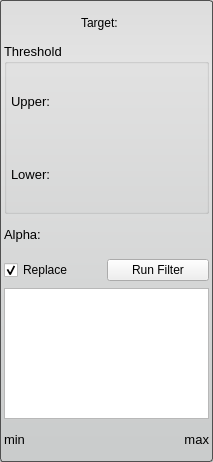
Old version of the form src/Interface/ToolInterface/HistogramEqualizationFilterInterface.ui in the repository SCIInstitute/Seg3D.
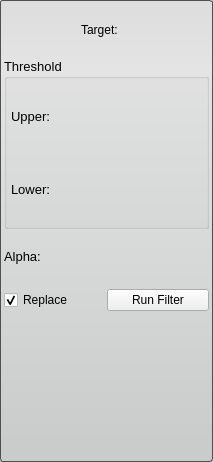
New version of the form.

Commit message: Seg3D.. now with working histograms!

Patch:
```diff
--- a/src/Interface/ToolInterface/HistogramEqualizationFilterInterface.ui
+++ b/src/Interface/ToolInterface/HistogramEqualizationFilterInterface.ui
@@ -25,7 +25,7 @@
   <property name="maximumSize">
    <size>
     <width>16777215</width>
-    <height>462</height>
+    <height>16777215</height>
    </size>
   </property>
   <property name="windowTitle">
@@ -243,60 +243,23 @@
     </widget>
    </item>
    <item>
-    <widget class="QGraphicsView" name="histogramView">
-     <property name="sizePolicy">
-      <sizepolicy hsizetype="Ignored" vsizetype="Fixed">
-       <horstretch>0</horstretch>
-       <verstretch>0</verstretch>
-      </sizepolicy>
-     </property>
+    <widget class="QWidget" name="widget" native="true">
      <property name="minimumSize">
       <size>
-       <width>0</width>
-       <height>131</height>
+       <width>205</width>
+       <height>140</height>
       </size>
      </property>
-     <property name="maximumSize">
-      <size>
-       <width>16777215</width>
-       <height>131</height>
-      </size>
-     </property>
+     <layout class="QHBoxLayout" name="histogramHLayout">
+      <property name="spacing">
+       <number>0</number>
+      </property>
+      <property name="margin">
+       <number>1</number>
+      </property>
+     </layout>
     </widget>
    </item>
-   <item>
-    <layout class="QHBoxLayout" name="minMaxHLayout">
-     <item>
-      <widget class="QLabel" name="minLabel">
-       <property name="font">
-        <font>
-         <pointsize>10</pointsize>
-         <weight>50</weight>
-         <bold>false</bold>
-        </font>
-       </property>
-       <property name="text">
-        <string>min</string>
-       </property>
-      </widget>
-     </item>
-     <item>
-      <widget class="QLabel" name="maxLabel">
-       <property name="font">
-        <font>
-         <pointsize>10</pointsize>
-        </font>
-       </property>
-       <property name="text">
-        <string>max</string>
-       </property>
-       <property name="alignment">
-        <set>Qt::AlignRight|Qt::AlignTrailing|Qt::AlignVCenter</set>
-       </property>
-      </widget>
-     </item>
-    </layout>
-   </item>
   </layout>
  </widget>
  <resources/>
```
Left out of the diff: 3 changed lines with no effect on the pictures. The commit also changes 26 other files.
